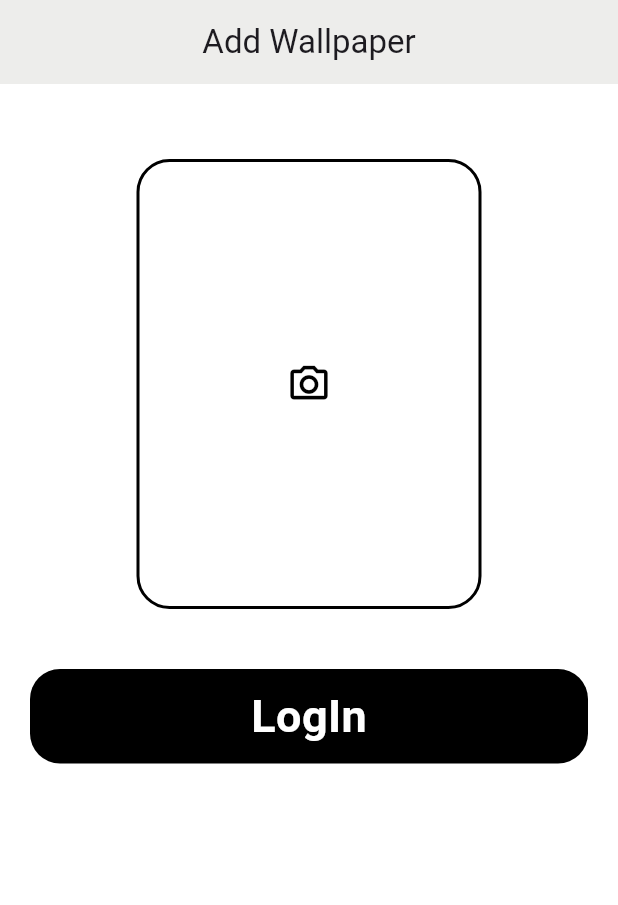
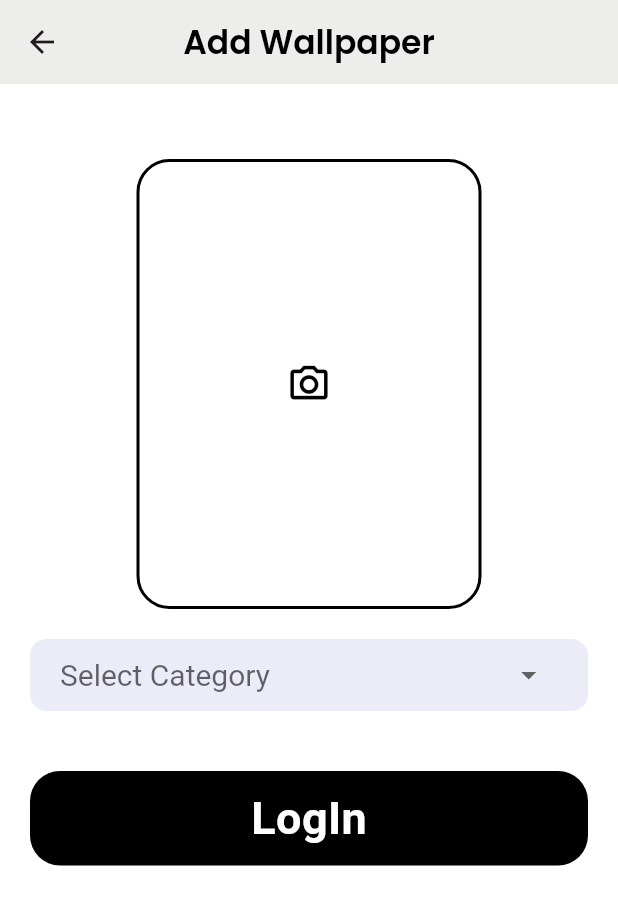
Before and after one commit to saliq03/ZenScreen, a Flutter app: the Addwallpaper screen opened directly, on a phone screen of 412 x 824 dp. Shown: the top 905 px of the screen. Run offline on Flutter 3.47's test engine with Material 3 defaults, Android fonts, the phone set to English and light mode, and no system bars; our stand-ins replace cached_network_image, carousel_slider, cloud_firestore, curved_navigation_bar, firebase_core, firebase_storage and 2 more; accounts and stored records are empty; network calls fail.

Commit message:
functionality added to Admin login

```diff
--- a/lib/Admin/AddWallpaper.dart
+++ b/lib/Admin/AddWallpaper.dart
@@ -1,6 +1,8 @@
 import 'dart:io';
 import 'package:image_picker/image_picker.dart';
 import 'package:flutter/material.dart';
+import 'package:cloud_firestore/cloud_firestore.dart';
+import 'package:firebase_storage/firebase_storage.dart';
 
 class Addwallpaper extends StatefulWidget {
   const Addwallpaper({super.key});
@@ -11,8 +13,8 @@ class Addwallpaper extends StatefulWidget {
 
 class _AddwallpaperState extends State<Addwallpaper> {
   File? pickedImage;
-  @override
-  Widget build(BuildContext context) {
+  String? dropdownValue;
+  List<String> dropdownitems=["Wildlife","Food","City","Nature"];
 
   PickImage() async {
     try {
@@ -26,19 +28,23 @@ class _AddwallpaperState extends State<Addwallpaper> {
       print(ex.toString());
     }
   }
+  @override
+  Widget build(BuildContext context) {
+
     return Scaffold(
       backgroundColor: Colors.white,
       appBar: AppBar(
-        title: Text("Add Wallpaper"),
+        title: Text("Add Wallpaper",style: TextStyle(color: Colors.black,fontWeight: FontWeight.bold,fontFamily: "Poppins"),),
         centerTitle: true,
         backgroundColor: Color(0xFFededeb),
       ),
       body: Container(
         padding: EdgeInsets.only(top: 50,left: 20,right:20 ),
         child: Column(
-         crossAxisAlignment: CrossAxisAlignment.center,
+         crossAxisAlignment: CrossAxisAlignment.start,
           children: [
-            GestureDetector(
+            Center(
+              child: GestureDetector(
                 onTap: (){
                   PickImage();
                 },
@@ -58,6 +64,46 @@ class _AddwallpaperState extends State<Addwallpaper> {
                       child: Image.file(pickedImage!,width: 230,height: 300,fit: BoxFit.cover,)),
                 ),
               ),
+            ),
+            SizedBox(height: 20,),
+            Container(
+              width: MediaQuery.of(context).size.width,
+              padding: EdgeInsets.symmetric(horizontal:10),
+              decoration: BoxDecoration(
+                  color: Color(0xFFececf8),
+                borderRadius: BorderRadius.circular(11)
+              ),
+              child: DropdownButton(
+                value: dropdownValue,
+                  hint: Text("Select Category"),
+                  icon: Icon(Icons.arrow_drop_down ,),
+                  underline: SizedBox.shrink(),
+                  padding: EdgeInsets.only(left: 10),
+                  style: TextStyle(fontSize: 20,color: Colors.black),
+                  onChanged: (value){
+                  dropdownValue=value;
+                  setState(() {});
+                  },
+
+
+                  items: dropdownitems.map((element){
+                   return DropdownMenuItem(child:  Text(element),value: element,);
+                  }).toList(),
+
+               selectedItemBuilder: (BuildContext context) {
+                 return dropdownitems
+                     .map((String value) {
+                   return Row(
+                     mainAxisAlignment: MainAxisAlignment.spaceBetween,
+                     children: [
+                       Text(value),
+                       SizedBox(width: MediaQuery.of(context).size.width*0.57,),
+                     ],
+                   );
+                 }).toList();
+               }
+              ),
+            ),
 
             GestureDetector(
               onTap: (){
@@ -74,7 +120,7 @@ class _AddwallpaperState extends State<Addwallpaper> {
                 child: Center(child: Text("LogIn",
                   style: TextStyle(color: Colors.white,fontSize: 30,fontWeight: FontWeight.bold),)),
               ),
-            )
+            ),
           ],
         ),
       ),
--- a/pubspec.yaml
+++ b/pubspec.yaml
@@ -42,6 +42,8 @@ dependencies:
   cached_network_image: ^3.3.1
   image_picker: ^1.1.2
   firebase_core: ^3.1.1
+  cloud_firestore: ^5.0.2
+  firebase_storage: ^12.1.0
 
 dev_dependencies:
   flutter_test:
```
Also changed, not shown: lib/Admin/login.dart (+29 -1 lines), pubspec.lock. Lines whose indentation alone changed are shown as unchanged.
